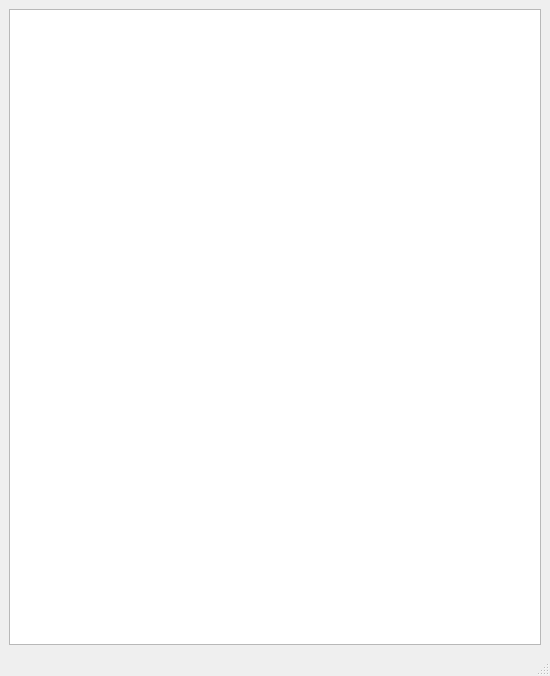
Old version of the form aspenTools/python/source/aspen/blender/modeling/asset_validation/help_window.ui in the repository StudioAspen/Aspen-2025-2026.
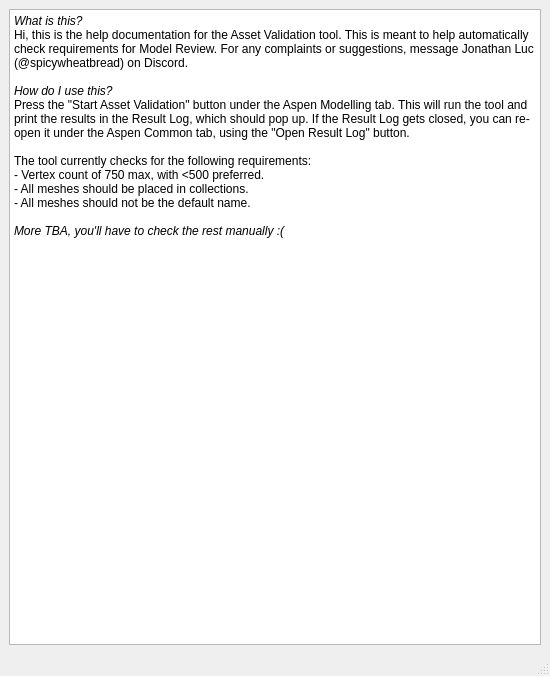
New version of the form. Custom widgets are drawn as their Qt base class.

Commit message: Updating help window text

```diff
--- a/aspenTools/python/source/aspen/blender/modeling/asset_validation/help_window.ui
+++ b/aspenTools/python/source/aspen/blender/modeling/asset_validation/help_window.ui
@@ -28,19 +28,33 @@
    </property>
    <layout class="QVBoxLayout" name="verticalLayout">
     <item>
-     <widget class="ConsoleArea" name="TextArea"/>
+     <widget class="QTextBrowser" name="textBrowser">
+      <property name="html">
+       <string>&lt;!DOCTYPE HTML PUBLIC &quot;-//W3C//DTD HTML 4.0//EN&quot; &quot;http://www.w3.org/TR/REC-html40/strict.dtd&quot;&gt;
+&lt;html&gt;&lt;head&gt;&lt;meta name=&quot;qrichtext&quot; content=&quot;1&quot; /&gt;&lt;meta charset=&quot;utf-8&quot; /&gt;&lt;style type=&quot;text/css&quot;&gt;
+p, li { white-space: pre-wrap; }
+hr { height: 1px; border-width: 0; }
+li.unchecked::marker { content: &quot;\2610&quot;; }
+li.checked::marker { content: &quot;\2612&quot;; }
+&lt;/style&gt;&lt;/head&gt;&lt;body style=&quot; font-family:'Segoe UI'; font-size:9pt; font-weight:400; font-style:normal;&quot;&gt;
+&lt;p style=&quot; margin-top:0px; margin-bottom:0px; margin-left:0px; margin-right:0px; -qt-block-indent:0; text-indent:0px;&quot;&gt;&lt;span style=&quot; font-style:italic;&quot;&gt;What is this?&lt;/span&gt;&lt;/p&gt;
+&lt;p style=&quot; margin-top:0px; margin-bottom:0px; margin-left:0px; margin-right:0px; -qt-block-indent:0; text-indent:0px;&quot;&gt;Hi, this is the help documentation for the Asset Validation tool. This is meant to help automatically check requirements for Model Review. For any complaints or suggestions, message Jonathan Luc (@spicywheatbread) on Discord.&lt;/p&gt;
+&lt;p style=&quot;-qt-paragraph-type:empty; margin-top:0px; margin-bottom:0px; margin-left:0px; margin-right:0px; -qt-block-indent:0; text-indent:0px;&quot;&gt;&lt;br /&gt;&lt;/p&gt;
+&lt;p style=&quot; margin-top:0px; margin-bottom:0px; margin-left:0px; margin-right:0px; -qt-block-indent:0; text-indent:0px;&quot;&gt;&lt;span style=&quot; font-style:italic;&quot;&gt;How do I use this?&lt;/span&gt;&lt;/p&gt;
+&lt;p style=&quot; margin-top:0px; margin-bottom:0px; margin-left:0px; margin-right:0px; -qt-block-indent:0; text-indent:0px;&quot;&gt;Press the &amp;quot;Start Asset Validation&amp;quot; button under the Aspen Modelling tab. This will run the tool and print the results in the Result Log, which should pop up. If the Result Log gets closed, you can re-open it under the Aspen Common tab, using the &amp;quot;Open Result Log&amp;quot; button.&lt;/p&gt;
+&lt;p style=&quot;-qt-paragraph-type:empty; margin-top:0px; margin-bottom:0px; margin-left:0px; margin-right:0px; -qt-block-indent:0; text-indent:0px;&quot;&gt;&lt;br /&gt;&lt;/p&gt;
+&lt;p style=&quot; margin-top:0px; margin-bottom:0px; margin-left:0px; margin-right:0px; -qt-block-indent:0; text-indent:0px;&quot;&gt;The tool currently checks for the following requirements:&lt;br /&gt;- Vertex count of 750 max, with &amp;lt;500 preferred.&lt;/p&gt;
+&lt;p style=&quot; margin-top:0px; margin-bottom:0px; margin-left:0px; margin-right:0px; -qt-block-indent:0; text-indent:0px;&quot;&gt;- All meshes should be placed in collections.&lt;/p&gt;
+&lt;p style=&quot; margin-top:0px; margin-bottom:0px; margin-left:0px; margin-right:0px; -qt-block-indent:0; text-indent:0px;&quot;&gt;- All meshes should not be the default name.&lt;/p&gt;
+&lt;p style=&quot;-qt-paragraph-type:empty; margin-top:0px; margin-bottom:0px; margin-left:0px; margin-right:0px; -qt-block-indent:0; text-indent:0px;&quot;&gt;&lt;br /&gt;&lt;/p&gt;
+&lt;p style=&quot; margin-top:0px; margin-bottom:0px; margin-left:0px; margin-right:0px; -qt-block-indent:0; text-indent:0px;&quot;&gt;&lt;span style=&quot; font-style:italic;&quot;&gt;More TBA, you'll have to check the rest manually :(&lt;/span&gt;&lt;/p&gt;&lt;/body&gt;&lt;/html&gt;</string>
+      </property>
+     </widget>
     </item>
    </layout>
   </widget>
   <widget class="QStatusBar" name="statusbar"/>
  </widget>
- <customwidgets>
-  <customwidget>
-   <class>ConsoleArea</class>
-   <extends>QListWidget</extends>
-   <header>console_area</header>
-  </customwidget>
- </customwidgets>
  <resources/>
  <connections/>
 </ui>
```
